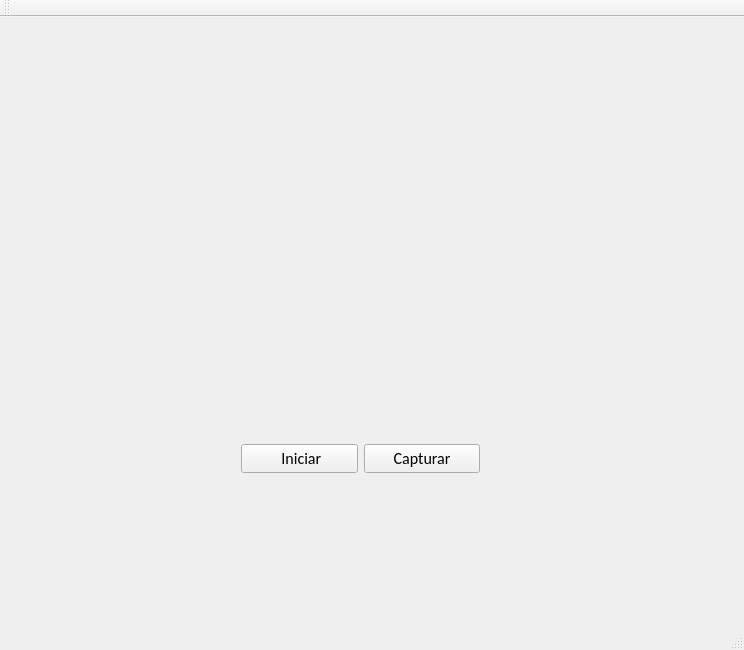
Above: ProyectoPSM/ProyectoPSM.ui from NauTTM/ProyectoPSM before the change. Below: the same form after it.
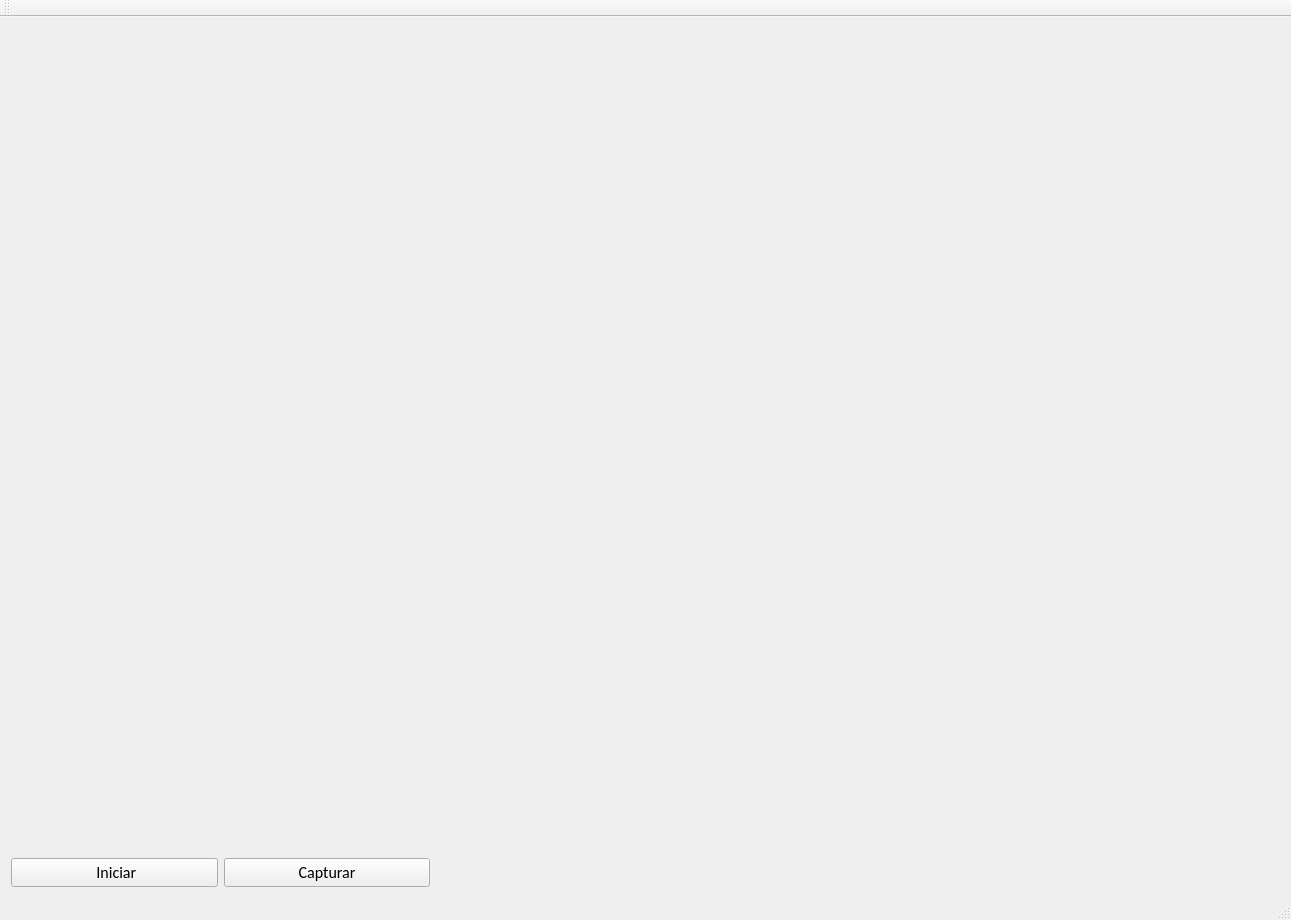
That is the form after the change.

Commit message: Correcion botones. actualizar segmentacion

```diff
--- a/ProyectoPSM/ProyectoPSM.ui
+++ b/ProyectoPSM/ProyectoPSM.ui
@@ -6,23 +6,47 @@
    <rect>
     <x>0</x>
     <y>0</y>
-    <width>744</width>
-    <height>650</height>
+    <width>1291</width>
+    <height>920</height>
    </rect>
   </property>
   <property name="windowTitle">
    <string>ProyectoPSM</string>
   </property>
   <widget class="QWidget" name="centralWidget">
+   <layout class="QGridLayout" name="gridLayout">
+    <item row="2" column="2">
+     <widget class="QLabel" name="ImagenSegmentada_3">
+      <property name="text">
+       <string/>
+      </property>
+      <property name="scaledContents">
+       <bool>true</bool>
+      </property>
+     </widget>
+    </item>
+    <item row="2" column="1">
+     <widget class="QLabel" name="ImagenSegmentada_2">
+      <property name="text">
+       <string/>
+      </property>
+      <property name="scaledContents">
+       <bool>true</bool>
+      </property>
+     </widget>
+    </item>
+    <item row="2" column="0">
+     <widget class="QLabel" name="ImagenSegmentada">
+      <property name="text">
+       <string/>
+      </property>
+      <property name="scaledContents">
+       <bool>true</bool>
+      </property>
+     </widget>
+    </item>
+    <item row="0" column="0" colspan="3">
    <widget class="QWidget" name="widget" native="true">
-    <property name="geometry">
-     <rect>
-      <x>9</x>
-      <y>9</y>
-      <width>726</width>
-      <height>371</height>
-     </rect>
-    </property>
     <widget class="QLabel" name="capturarImagen">
      <property name="geometry">
       <rect>
@@ -40,21 +64,8 @@
      </property>
     </widget>
    </widget>
-   <widget class="QWidget" name="layoutWidget">
-    <property name="geometry">
-     <rect>
-      <x>230</x>
-      <y>410</y>
-      <width>261</width>
-      <height>64</height>
-     </rect>
-    </property>
-    <property name="font">
-     <font>
-      <family>Calibri</family>
-      <pointsize>12</pointsize>
-     </font>
-    </property>
+    </item>
+    <item row="3" column="0">
     <layout class="QGridLayout" name="gridLayout_2">
      <item row="0" column="1">
       <widget class="QPushButton" name="btnCapture">
@@ -95,55 +106,8 @@
       </widget>
      </item>
     </layout>
-   </widget>
-   <widget class="QLabel" name="ImagenSegmentada">
-    <property name="geometry">
-     <rect>
-      <x>40</x>
-      <y>490</y>
-      <width>171</width>
-      <height>101</height>
-     </rect>
-    </property>
-    <property name="text">
-     <string/>
-    </property>
-    <property name="scaledContents">
-     <bool>true</bool>
-    </property>
-   </widget>
-   <widget class="QLabel" name="ImagenSegmentada_2">
-    <property name="geometry">
-     <rect>
-      <x>240</x>
-      <y>490</y>
-      <width>171</width>
-      <height>101</height>
-     </rect>
-    </property>
-    <property name="text">
-     <string/>
-    </property>
-    <property name="scaledContents">
-     <bool>true</bool>
-    </property>
-   </widget>
-   <widget class="QLabel" name="ImagenSegmentada_3">
-    <property name="geometry">
-     <rect>
-      <x>470</x>
-      <y>490</y>
-      <width>171</width>
-      <height>101</height>
-     </rect>
-    </property>
-    <property name="text">
-     <string/>
-    </property>
-    <property name="scaledContents">
-     <bool>true</bool>
-    </property>
-   </widget>
+    </item>
+   </layout>
   </widget>
   <widget class="QMenuBar" name="menuBar">
    <property name="geometry">
```
Left out of the diff: 2 changed lines with no effect on the pictures. Lines whose indentation alone changed are shown as unchanged. The commit also changes 1 other file.
